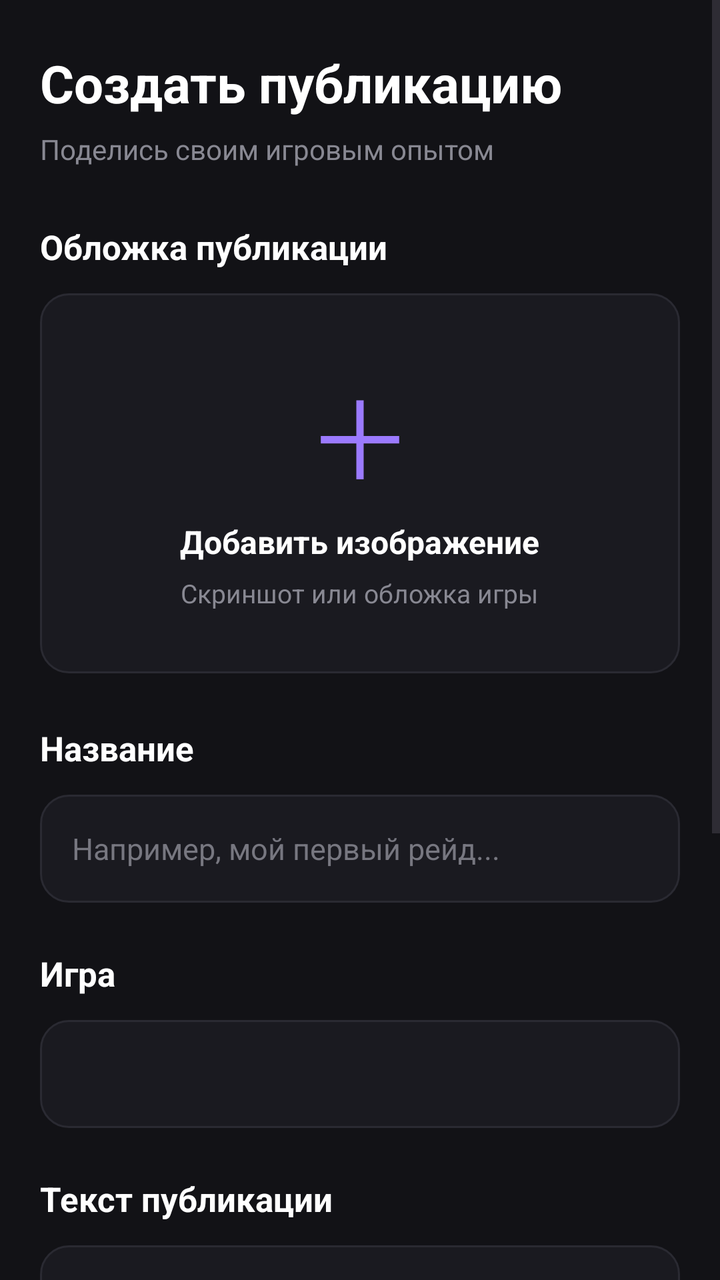
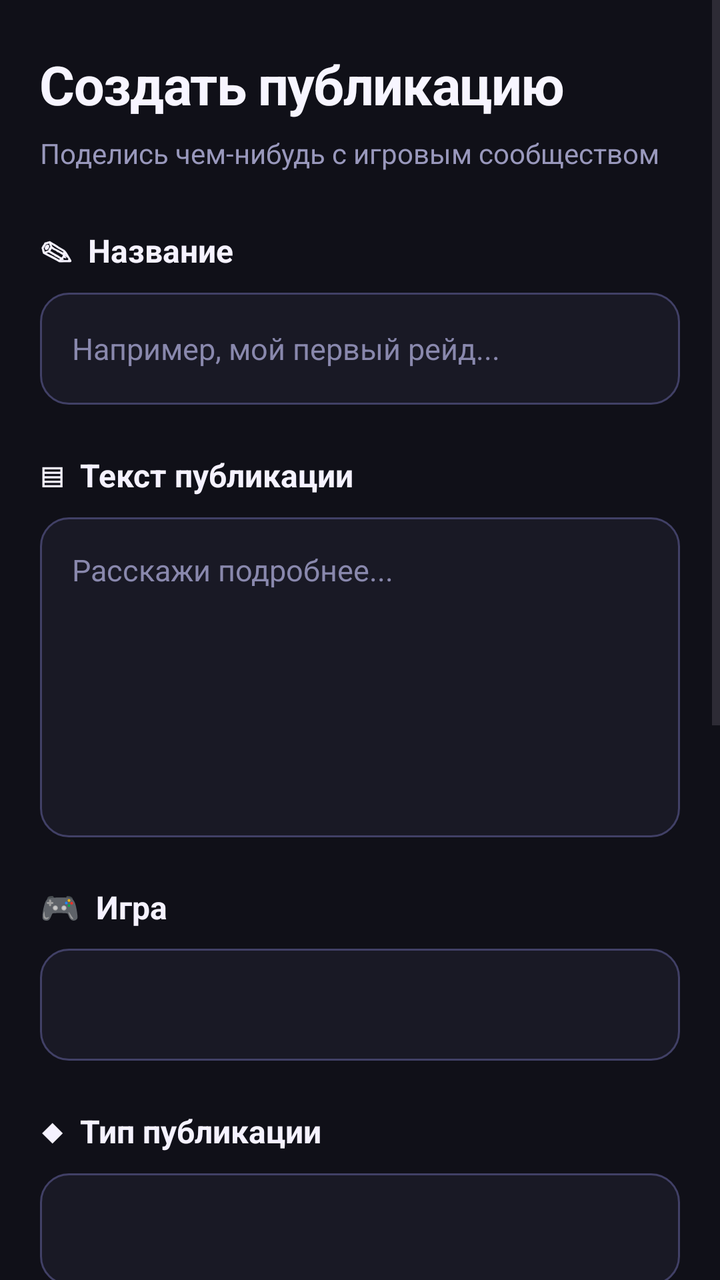

An Android layout rendered at two revisions. The XML below is the earlier revision; the diff shows what the commit changed to produce the second picture.
<!-- AndroidManifest.xml: application theme Theme.GamerHub -->
<!-- res/layout/screen_create.xml -->
<?xml version="1.0" encoding="utf-8"?>
<androidx.constraintlayout.widget.ConstraintLayout
    xmlns:android="http://schemas.android.com/apk/res/android"
    xmlns:app="http://schemas.android.com/apk/res-auto"
    android:layout_width="match_parent"
    android:layout_height="match_parent"
    android:background="#121216">

    <ScrollView
        android:layout_width="match_parent"
        android:layout_height="0dp"
        android:fillViewport="true"
        android:clipToPadding="false"
        app:layout_constraintTop_toTopOf="parent"
        app:layout_constraintBottom_toBottomOf="parent">

        <LinearLayout
            android:layout_width="match_parent"
            android:layout_height="wrap_content"
            android:orientation="vertical"
            android:paddingStart="20dp"
            android:paddingEnd="20dp"
            android:paddingTop="24dp"
            android:paddingBottom="30dp">

            

            <TextView
                android:layout_width="wrap_content"
                android:layout_height="wrap_content"
                android:text="Создать публикацию"
                android:textColor="#FFFFFF"
                android:textSize="26sp"
                android:textStyle="bold" />

            <TextView
                android:layout_width="wrap_content"
                android:layout_height="wrap_content"
                android:layout_marginTop="6dp"
                android:text="Поделись своим игровым опытом"
                android:textColor="#888892"
                android:textSize="14sp" />

            

            <TextView
                android:layout_width="wrap_content"
                android:layout_height="wrap_content"
                android:layout_marginTop="28dp"
                android:text="Обложка публикации"
                android:textColor="#FFFFFF"
                android:textSize="17sp"
                android:textStyle="bold" />

            <FrameLayout
                android:id="@+id/imageUploadArea"
                android:layout_width="match_parent"
                android:layout_height="190dp"
                android:layout_marginTop="12dp"
                android:background="@drawable/bg_search"
                android:clickable="true"
                android:focusable="true">

                <LinearLayout
                    android:layout_width="match_parent"
                    android:layout_height="match_parent"
                    android:gravity="center"
                    android:orientation="vertical">

                    <TextView
                        android:layout_width="wrap_content"
                        android:layout_height="wrap_content"
                        android:text="＋"
                        android:textColor="#9B7AFF"
                        android:textSize="54sp"
                        android:gravity="center" />

                    <TextView
                        android:layout_width="wrap_content"
                        android:layout_height="wrap_content"
                        android:layout_marginTop="4dp"
                        android:text="Добавить изображение"
                        android:textColor="#FFFFFF"
                        android:textSize="16sp"
                        android:textStyle="bold" />

                    <TextView
                        android:layout_width="wrap_content"
                        android:layout_height="wrap_content"
                        android:layout_marginTop="6dp"
                        android:text="Скриншот или обложка игры"
                        android:textColor="#888892"
                        android:textSize="13sp" />

                </LinearLayout>

            </FrameLayout>

            

            <TextView
                android:layout_width="wrap_content"
                android:layout_height="wrap_content"
                android:layout_marginTop="26dp"
                android:text="Название"
                android:textColor="#FFFFFF"
                android:textSize="17sp"
                android:textStyle="bold" />

            <EditText
                android:id="@+id/postTitle"
                android:layout_width="match_parent"
                android:layout_height="54dp"
                android:layout_marginTop="12dp"
                android:background="@drawable/bg_search"
                android:hint="Например, мой первый рейд..."
                android:textColor="#FFFFFF"
                android:textColorHint="#777780"
                android:textSize="15sp"
                android:paddingStart="16dp"
                android:paddingEnd="16dp"
                android:singleLine="true"
                android:inputType="textCapSentences"
                android:imeOptions="actionNext" />

            

            <TextView
                android:layout_width="wrap_content"
                android:layout_height="wrap_content"
                android:layout_marginTop="24dp"
                android:text="Игра"
                android:textColor="#FFFFFF"
                android:textSize="17sp"
                android:textStyle="bold" />

            <Spinner
                android:id="@+id/postGameSpinner"
                android:layout_width="match_parent"
                android:layout_height="54dp"
                android:layout_marginTop="12dp"
                android:background="@drawable/bg_search"
                android:paddingStart="12dp"
                android:paddingEnd="12dp"
                android:spinnerMode="dropdown" />

            

            <TextView
                android:layout_width="wrap_content"
                android:layout_height="wrap_content"
                android:layout_marginTop="24dp"
                android:text="Текст публикации"
                android:textColor="#FFFFFF"
                android:textSize="17sp"
                android:textStyle="bold" />

            <EditText
                android:id="@+id/postContent"
                android:layout_width="match_parent"
                android:layout_height="180dp"
                android:layout_marginTop="12dp"
                android:background="@drawable/bg_search"
                android:gravity="top|start"
                android:hint="Расскажи о прохождении, поделись советами или впечатлениями..."
                android:textColor="#FFFFFF"
                android:textColorHint="#777780"
                android:textSize="15sp"
                android:padding="16dp"
                android:inputType="textCapSentences|textMultiLine"

                android:scrollbars="vertical" />

            

            <TextView
                android:layout_width="match_parent"
                android:layout_height="wrap_content"
                android:layout_marginTop="10dp"
                android:text="Совет: добавь интересный скриншот и расскажи, что происходит на нём."
                android:textColor="#777780"
                android:textSize="12sp" />

            

            <Button
                android:id="@+id/publishButton"
                android:layout_width="match_parent"
                android:layout_height="54dp"
                android:layout_marginTop="28dp"
                android:background="@drawable/bg_create_button"
                android:text="Опубликовать"
                android:textAllCaps="false"
                android:textColor="#FFFFFF"
                android:textSize="16sp"
                android:textStyle="bold" />

            <TextView
                android:layout_width="match_parent"
                android:layout_height="wrap_content"
                android:layout_marginTop="12dp"
                android:gravity="center"
                android:text="Твоя публикация появится в ленте GamerHub"
                android:textColor="#777780"
                android:textSize="12sp" />

        </LinearLayout>

    </ScrollView>

</androidx.constraintlayout.widget.ConstraintLayout>
<!-- resources referenced by this layout -->
<resources>
  <!-- drawable bg_create_button (drawable) -->
  <?xml version="1.0" encoding="utf-8"?>
  <shape xmlns:android="http://schemas.android.com/apk/res/android">
      <solid android:color="#9B5CFF" />
  
      <corners android:radius="10dp" />
  
      <solid android:color="#7C4DFF" />
  
  </shape>
  <!-- drawable bg_search (drawable) -->
  <?xml version="1.0" encoding="utf-8"?>
  <shape xmlns:android="http://schemas.android.com/apk/res/android"
      android:shape="rectangle">
  
      <solid android:color="#1A1A20" />
  
      <corners android:radius="14dp" />
  
      <stroke
          android:width="1dp"
          android:color="#2A2A32" />
  
  </shape>
  <style name="Theme.GamerHub" parent="Base.Theme.GamerHub" />
  <style name="Base.Theme.GamerHub" parent="Theme.Material3.DayNight.NoActionBar">
          
          
      </style>
</resources>

<!-- the commit's change to res/layout/screen_create.xml (unified diff, before → after) -->
@@ -1,211 +1,244 @@
 <?xml version="1.0" encoding="utf-8"?>
-<androidx.constraintlayout.widget.ConstraintLayout
-    xmlns:android="http://schemas.android.com/apk/res/android"
-    xmlns:app="http://schemas.android.com/apk/res-auto"
+<ScrollView xmlns:android="http://schemas.android.com/apk/res/android"
     android:layout_width="match_parent"
     android:layout_height="match_parent"
-    android:background="#121216">
-
-    <ScrollView
+    android:background="#101018"
+    android:fillViewport="true"
+    android:clipToPadding="false"
+    android:overScrollMode="never">
+
+    <LinearLayout
         android:layout_width="match_parent"
-        android:layout_height="0dp"
-        android:fillViewport="true"
-        android:clipToPadding="false"
-        app:layout_constraintTop_toTopOf="parent"
-        app:layout_constraintBottom_toBottomOf="parent">
+        android:layout_height="wrap_content"
+        android:orientation="vertical"
+        android:paddingStart="20dp"
+        android:paddingTop="24dp"
+        android:paddingEnd="20dp"
+        android:paddingBottom="28dp">
+
+        
+        <TextView
+            android:layout_width="match_parent"
+            android:layout_height="wrap_content"
+            android:text="Создать публикацию"
+            android:textColor="#F7F5FF"
+            android:textSize="27sp"
+            android:textStyle="bold"
+            android:letterSpacing="-0.02"
+            android:layout_marginBottom="7dp" />
+
+        <TextView
+            android:layout_width="match_parent"
+            android:layout_height="wrap_content"
+            android:text="Поделись чем-нибудь с игровым сообществом"
+            android:textColor="#9998BC"
+            android:textSize="14sp"
+            android:lineSpacingExtra="3dp"
+            android:layout_marginBottom="28dp" />
+
+        
+        <TextView
+            android:layout_width="match_parent"
+            android:layout_height="wrap_content"
+            android:text="✎  Название"
+            android:textColor="#F5F2FF"
+            android:textSize="16sp"
+            android:textStyle="bold"
+            android:layout_marginBottom="10dp" />
+
+        <EditText
+            android:id="@+id/postTitle"
+            android:layout_width="match_parent"
+            android:layout_height="56dp"
+            android:background="@drawable/bg_post_input"
+            android:hint="Например, мой первый рейд..."
+            android:textColor="#FFFFFF"
+            android:textColorHint="#8988AD"
+            android:textSize="15sp"
+            android:singleLine="true"
+            android:inputType="textCapSentences"
+            android:paddingStart="16dp"
+            android:paddingEnd="16dp"
+            android:imeOptions="actionNext" />
+
+        
+        <TextView
+            android:layout_width="match_parent"
+            android:layout_height="wrap_content"
+            android:text="▤  Текст публикации"
+            android:textColor="#F5F2FF"
+            android:textSize="16sp"
+            android:textStyle="bold"
+            android:layout_marginTop="24dp"
+            android:layout_marginBottom="10dp" />
+
+        <EditText
+            android:id="@+id/postContent"
+            android:layout_width="match_parent"
+            android:layout_height="160dp"
+            android:background="@drawable/bg_post_input"
+            android:hint="Расскажи подробнее..."
+            android:textColor="#FFFFFF"
+            android:textColorHint="#8988AD"
+            android:textSize="15sp"
+            android:gravity="top|start"
+            android:inputType="textMultiLine|textCapSentences"
+            android:padding="16dp"
+            android:scrollbars="vertical" />
+
+        
+        <TextView
+            android:layout_width="match_parent"
+            android:layout_height="wrap_content"
+            android:text="🎮  Игра"
+            android:textColor="#F5F2FF"
+            android:textSize="16sp"
+            android:textStyle="bold"
+            android:layout_marginTop="24dp"
+            android:layout_marginBottom="10dp" />
+
+        <Spinner
+            android:id="@+id/postGameSpinner"
+            android:layout_width="match_parent"
+            android:layout_height="56dp"
+            android:background="@drawable/bg_post_input"
+            android:paddingStart="12dp"
+            android:paddingEnd="12dp"
+            android:popupBackground="#201F2D"
+            android:spinnerMode="dropdown" />
+
+        
+        <TextView
+            android:layout_width="match_parent"
+            android:layout_height="wrap_content"
+            android:text="◆  Тип публикации"
+            android:textColor="#F5F2FF"
+            android:textSize="16sp"
+            android:textStyle="bold"
+            android:layout_marginTop="24dp"
+            android:layout_marginBottom="10dp" />
+
+        <Spinner
+            android:id="@+id/postTypeSpinner"
+            android:layout_width="match_parent"
+            android:layout_height="56dp"
+            android:background="@drawable/bg_post_input"
+            android:paddingStart="12dp"
+            android:paddingEnd="12dp"
+            android:popupBackground="#201F2D"
+            android:spinnerMode="dropdown" />
+
+        
+        <TextView
+            android:layout_width="match_parent"
+            android:layout_height="wrap_content"
+            android:text="◆  Теги"
+            android:textColor="#F5F2FF"
+            android:textSize="16sp"
+            android:textStyle="bold"
+            android:layout_marginTop="26dp"
+            android:layout_marginBottom="6dp" />
+
+        <TextView
+            android:id="@+id/postTagsHint"
+            android:layout_width="match_parent"
+            android:layout_height="wrap_content"
+            android:text="Выбери игру и тип публикации"
+            android:textColor="#9998BC"
+            android:textSize="13sp"
+            android:layout_marginBottom="12dp" />
 
         <LinearLayout
-            android:layout_width="match_parent"
-            android:layout_height="wrap_content"
-            android:orientation="vertical"
-            android:paddingStart="20dp"
-            android:paddingEnd="20dp"
-            android:paddingTop="24dp"
-            android:paddingBottom="30dp">
-
-            
-
-            <TextView
-                android:layout_width="wrap_content"
-                android:layout_height="wrap_content"
-                android:text="Создать публикацию"
-                android:textColor="#FFFFFF"
-                android:textSize="26sp"
-                android:textStyle="bold" />
-
-            <TextView
-                android:layout_width="wrap_content"
-                android:layout_height="wrap_content"
-                android:layout_marginTop="6dp"
-                android:text="Поделись своим игровым опытом"
-                android:textColor="#888892"
-                android:textSize="14sp" />
-
-            
-
-            <TextView
-                android:layout_width="wrap_content"
-                android:layout_height="wrap_content"
-                android:layout_marginTop="28dp"
-                android:text="Обложка публикации"
-                android:textColor="#FFFFFF"
-                android:textSize="17sp"
-                android:textStyle="bold" />
-
-            <FrameLayout
-                android:id="@+id/imageUploadArea"
+            android:id="@+id/postTagsContainer"
+            android:layout_width="match_parent"
+            android:layout_height="wrap_content"
+            android:orientation="vertical" />
+
+        
+        <TextView
+            android:layout_width="match_parent"
+            android:layout_height="wrap_content"
+            android:text="▧  Обложка публикации"
+            android:textColor="#F5F2FF"
+            android:textSize="16sp"
+            android:textStyle="bold"
+            android:layout_marginTop="28dp"
+            android:layout_marginBottom="12dp" />
+
+        <FrameLayout
+            android:id="@+id/imageUploadArea"
+            android:layout_width="match_parent"
+            android:layout_height="190dp"
+            android:background="@drawable/bg_post_upload"
+            android:clickable="true"
+            android:focusable="true"
+            android:foreground="?attr/selectableItemBackground"
+            android:contentDescription="Добавить изображение к публикации">
+
+            <LinearLayout
+                android:id="@+id/imageUploadPlaceholder"
                 android:layout_width="match_parent"
-                android:layout_height="190dp"
-                android:layout_marginTop="12dp"
-                android:background="@drawable/bg_search"
-                android:clickable="true"
-                android:focusable="true">
-
-                <LinearLayout
-                    android:layout_width="match_parent"
-                    android:layout_height="match_parent"
-                    android:gravity="center"
-                    android:orientation="vertical">
-
-                    <TextView
-                        android:layout_width="wrap_content"
-                        android:layout_height="wrap_content"
-                        android:text="＋"
-                        android:textColor="#9B7AFF"
-                        android:textSize="54sp"
-                        android:gravity="center" />
-
-                    <TextView
-                        android:layout_width="wrap_content"
-                        android:layout_height="wrap_content"
-                        android:layout_marginTop="4dp"
-                        android:text="Добавить изображение"
-                        android:textColor="#FFFFFF"
-                        android:textSize="16sp"
-                        android:textStyle="bold" />
-
-                    <TextView
-                        android:layout_width="wrap_content"
-                        android:layout_height="wrap_content"
-                        android:layout_marginTop="6dp"
-                        android:text="Скриншот или обложка игры"
-                        android:textColor="#888892"
-                        android:textSize="13sp" />
-
-                </LinearLayout>
-
-            </FrameLayout>
-
-            
-
-            <TextView
-                android:layout_width="wrap_content"
-                android:layout_height="wrap_content"
-                android:layout_marginTop="26dp"
-                android:text="Название"
-                android:textColor="#FFFFFF"
-                android:textSize="17sp"
-                android:textStyle="bold" />
-
-            <EditText
-                android:id="@+id/postTitle"
-                android:layout_width="match_parent"
-                android:layout_height="54dp"
-                android:layout_marginTop="12dp"
-                android:background="@drawable/bg_search"
-                android:hint="Например, мой первый рейд..."
-                android:textColor="#FFFFFF"
-                android:textColorHint="#777780"
-                android:textSize="15sp"
-                android:paddingStart="16dp"
-                android:paddingEnd="16dp"
-                android:singleLine="true"
-                android:inputType="textCapSentences"
-                android:imeOptions="actionNext" />
-
-            
-
-            <TextView
-                android:layout_width="wrap_content"
-                android:layout_height="wrap_content"
-                android:layout_marginTop="24dp"
-                android:text="Игра"
-                android:textColor="#FFFFFF"
-                android:textSize="17sp"
-                android:textStyle="bold" />
-
-            <Spinner
-                android:id="@+id/postGameSpinner"
-                android:layout_width="match_parent"
-                android:layout_height="54dp"
-                android:layout_marginTop="12dp"
-                android:background="@drawable/bg_search"
-                android:paddingStart="12dp"
-                android:paddingEnd="12dp"
-                android:spinnerMode="dropdown" />
-
-            
-
-            <TextView
-                android:layout_width="wrap_content"
-                android:layout_height="wrap_content"
-                android:layout_marginTop="24dp"
-                android:text="Текст публикации"
-                android:textColor="#FFFFFF"
-                android:textSize="17sp"
-                android:textStyle="bold" />
-
-            <EditText
-                android:id="@+id/postContent"
-                android:layout_width="match_parent"
-                android:layout_height="180dp"
-                android:layout_marginTop="12dp"
-                android:background="@drawable/bg_search"
-                android:gravity="top|start"
-                android:hint="Расскажи о прохождении, поделись советами или впечатлениями..."
-                android:textColor="#FFFFFF"
-                android:textColorHint="#777780"
-                android:textSize="15sp"
-                android:padding="16dp"
-                android:inputType="textCapSentences|textMultiLine"
-
-                android:scrollbars="vertical" />
-
-            
-
-            <TextView
-                android:layout_width="match_parent"
-                android:layout_height="wrap_content"
-                android:layout_marginTop="10dp"
-                android:text="Совет: добавь интересный скриншот и расскажи, что происходит на нём."
-                android:textColor="#777780"
-                android:textSize="12sp" />
-
-            
-
-            <Button
-                android:id="@+id/publishButton"
-                android:layout_width="match_parent"
-                android:layout_height="54dp"
-                android:layout_marginTop="28dp"
-                android:background="@drawable/bg_create_button"
-                android:text="Опубликовать"
-                android:textAllCaps="false"
-                android:textColor="#FFFFFF"
-                android:textSize="16sp"
-                android:textStyle="bold" />
-
-            <TextView
-                android:layout_width="match_parent"
-                android:layout_height="wrap_content"
-                android:layout_marginTop="12dp"
+                android:layout_height="match_parent"
                 android:gravity="center"
-                android:text="Твоя публикация появится в ленте GamerHub"
-                android:textColor="#777780"
-                android:textSize="12sp" />
-
-        </LinearLayout>
-
-    </ScrollView>
-
-</androidx.constraintlayout.widget.ConstraintLayout>
+                android:orientation="vertical"
+                android:padding="16dp">
+
+                <TextView
+                    android:layout_width="wrap_content"
+                    android:layout_height="wrap_content"
+                    android:text="▧"
+                    android:textColor="#A56AFF"
+                    android:textSize="38sp"
+                    android:layout_marginBottom="8dp" />
+
+                <TextView
+                    android:id="@+id/imageUploadHint"
+                    android:layout_width="wrap_content"
+                    android:layout_height="wrap_content"
+                    android:text="+ Добавить изображение"
+                    android:textColor="#B58AFF"
+                    android:textSize="16sp"
+                    android:textStyle="bold"
+                    android:gravity="center" />
+
+                <TextView
+                    android:layout_width="wrap_content"
+                    android:layout_height="wrap_content"
+                    android:text="Скриншот или обложка игры"
+                    android:textColor="#8988AD"
+                    android:textSize="13sp"
+                    android:layout_marginTop="8dp" />
+
+            </LinearLayout>
+
+        </FrameLayout>
+
+        
+        <Button
+            android:id="@+id/publishButton"
+            android:layout_width="match_parent"
+            android:layout_height="58dp"
+            android:layout_marginTop="26dp"
+            android:background="@drawable/bg_post_publish"
+            android:backgroundTint="@null"
+            android:elevation="3dp"
+            android:stateListAnimator="@null"
+            android:text="➤  Опубликовать"
+            android:textAllCaps="false"
+            android:textColor="#FFFFFF"
+            android:textSize="17sp"
+            android:textStyle="bold" />
+
+        <TextView
+            android:layout_width="match_parent"
+            android:layout_height="wrap_content"
+            android:gravity="center"
+            android:text="Твоя публикация появится в ленте GamerHub"
+            android:textColor="#8988AD"
+            android:textSize="12sp"
+            android:layout_marginTop="14dp"
+            android:layout_marginBottom="8dp" />
+
+    </LinearLayout>
+
+</ScrollView>
<!-- resource entries referenced after the edit -->
@@ -1,28 +1,33 @@
 <!-- resources referenced by this layout -->
 <resources>
-  <!-- drawable bg_create_button (drawable) -->
+  <!-- drawable bg_post_input (drawable) -->
   <?xml version="1.0" encoding="utf-8"?>
   <shape xmlns:android="http://schemas.android.com/apk/res/android">
-      <solid android:color="#9B5CFF" />
-  
-      <corners android:radius="10dp" />
-  
-      <solid android:color="#7C4DFF" />
-  
-  </shape>
-  <!-- drawable bg_search (drawable) -->
-  <?xml version="1.0" encoding="utf-8"?>
-  <shape xmlns:android="http://schemas.android.com/apk/res/android"
-      android:shape="rectangle">
-  
-      <solid android:color="#1A1A20" />
-  
+      <solid android:color="#191925" />
       <corners android:radius="14dp" />
-  
       <stroke
           android:width="1dp"
-          android:color="#2A2A32" />
-  
+          android:color="#414066" />
+  </shape>
+  <!-- drawable bg_post_publish (drawable) -->
+  <?xml version="1.0" encoding="utf-8"?>
+  <shape xmlns:android="http://schemas.android.com/apk/res/android">
+      <gradient
+          android:startColor="#A05AFF"
+          android:endColor="#7139E8"
+          android:angle="0" />
+      <corners android:radius="16dp" />
+  </shape>
+  <!-- drawable bg_post_upload (drawable) -->
+  <?xml version="1.0" encoding="utf-8"?>
+  <shape xmlns:android="http://schemas.android.com/apk/res/android">
+      <solid android:color="#151520" />
+      <corners android:radius="16dp" />
+      <stroke
+          android:width="1dp"
+          android:color="#9147FF"
+          android:dashWidth="6dp"
+          android:dashGap="4dp" />
   </shape>
   <style name="Theme.GamerHub" parent="Base.Theme.GamerHub" />
   <style name="Base.Theme.GamerHub" parent="Theme.Material3.DayNight.NoActionBar">
